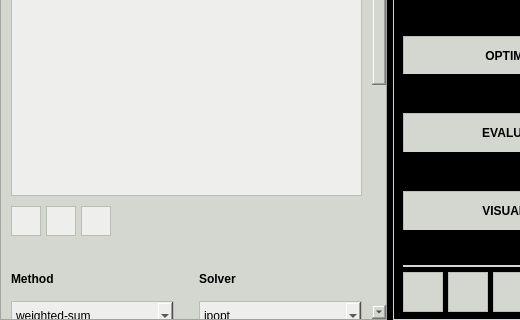
First picture: the form in pyanno4rt/gui/designs/main_window.ui, repository pyanno4rt/pyanno4rt, before the edit; both pictures show x 0 to 520 and y 448 to 768 of the 1024 by 768 pixel window.
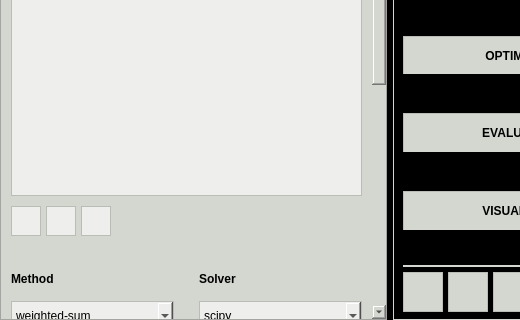
Second picture: the form after the edit. Icons and pictures are not drawn.

Commit message: refactor: Continued refinement of solvers folder, removed IPOPT, minor changes to several files

The edit to the form file:
```diff
--- a/pyanno4rt/gui/designs/main_window.ui
+++ b/pyanno4rt/gui/designs/main_window.ui
@@ -3576,7 +3576,7 @@
                <property name="geometry">
                 <rect>
                  <x>0</x>
-                 <y>-450</y>
+                 <y>-375</y>
                  <width>418</width>
                  <height>1138</height>
                 </rect>
@@ -4122,16 +4122,11 @@
 border-color: rgb(186, 189, 182);</string>
                       </property>
                       <property name="currentText">
-                       <string>ipopt</string>
+                       <string>scipy</string>
                       </property>
                       <property name="currentIndex">
-                       <number>0</number>
+                       <number>2</number>
                       </property>
-                      <item>
-                       <property name="text">
-                        <string>ipopt</string>
-                       </property>
-                      </item>
                       <item>
                        <property name="text">
                         <string>proxmin</string>
```
Left out of the diff: 2 changed lines with no effect on the pictures. The commit also changes 24 other files.
